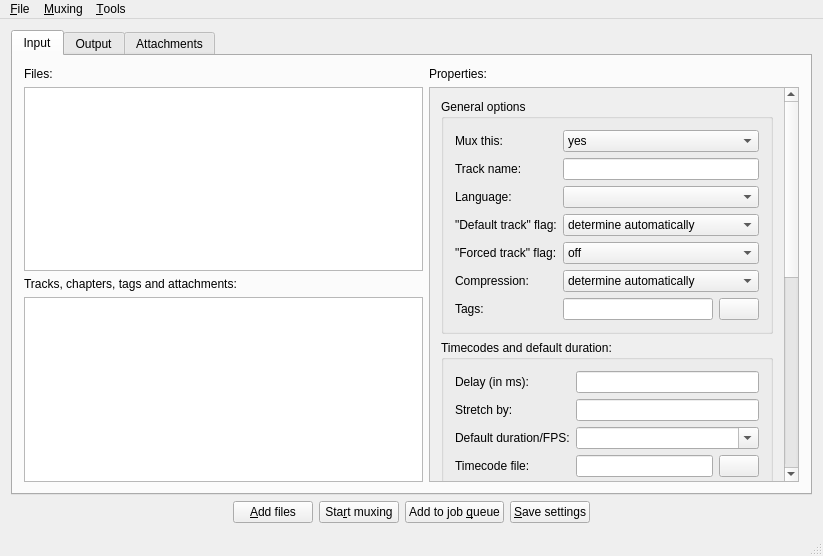
Above: src/mkvtoolnix-gui/forms/main_window.ui from nmaier/mkvtoolnix before the change. Below: the same form after it.
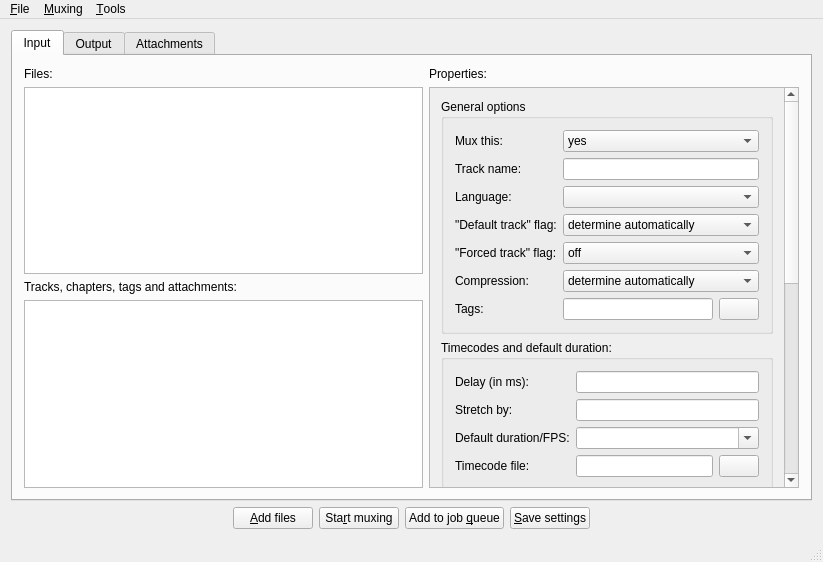
That is the form after the change. Icons and pictures are not drawn.

The edit to the form file:
```diff
--- a/src/mkvtoolnix-gui/forms/main_window.ui
+++ b/src/mkvtoolnix-gui/forms/main_window.ui
@@ -7,7 +7,7 @@
     <x>0</x>
     <y>0</y>
     <width>823</width>
-    <height>556</height>
+    <height>562</height>
    </rect>
   </property>
   <property name="windowTitle">
```
Left out of the diff: 193 changed lines with no effect on the pictures.
